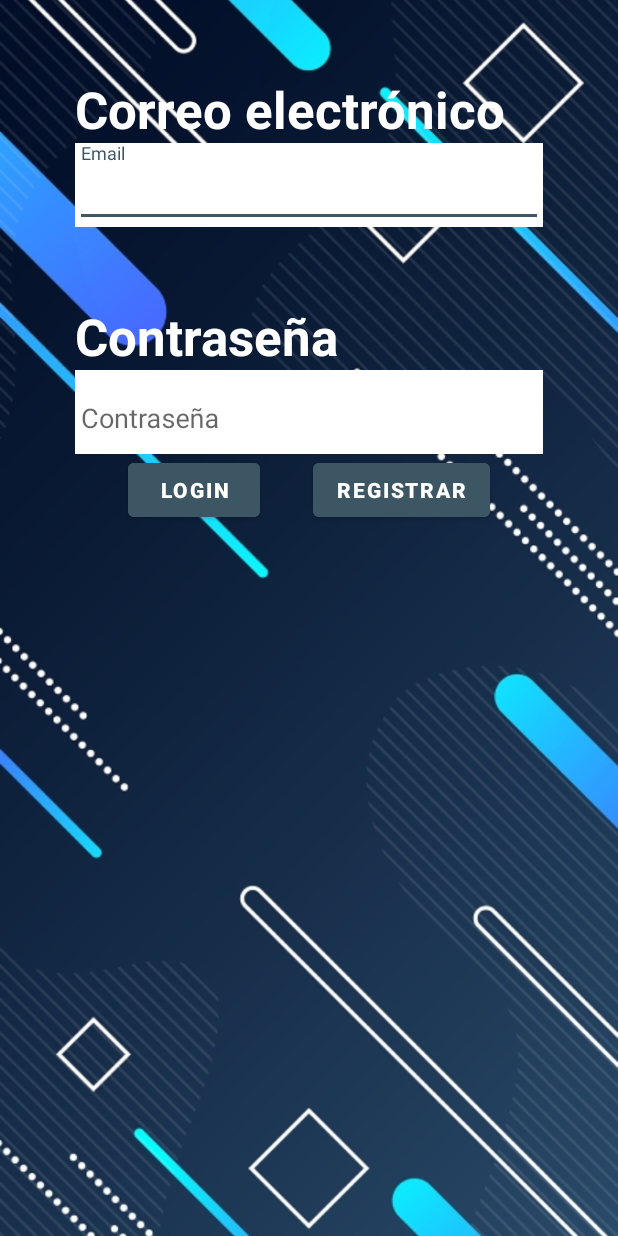
After one commit to sebastianaranda/MoviTop, an Android app: the layout fragment_login.xml on its own in the app's theme, with its tools: preview values and no code run, on a phone screen of 412 x 824 dp. The commit adds this screen. Run offline under Robolectric (Android 15) with nearby library versions, the phone set to English and light mode, and no system bars.

Commit message:
Creo fragment para login de usuarios

```diff
--- a/app/src/main/java/com/arandasebastian/movitop/model/MoviesService.java
+++ b/app/src/main/java/com/arandasebastian/movitop/model/MoviesService.java
@@ -7,12 +7,12 @@ import retrofit2.http.Query;
 public interface MoviesService {
 
     @GET("/3/movie/popular")
-    Call<MoviesContainer> getMoviesFromAPI(@Query("api_key") String api_key, @Query("page") Integer page);
+    Call<MoviesContainer> getMoviesFromAPI(@Query("api_key") String api_key,@Query("language") String language, @Query("page") Integer page);
 
     @GET("/3/search/movie")
-    Call<MoviesContainer> searchMoviesFromAPI(@Query("api_key") String api_key, @Query("query") String query, @Query("page") Integer page);
+    Call<MoviesContainer> searchMoviesFromAPI(@Query("api_key") String api_key,@Query("language") String language, @Query("query") String query, @Query("page") Integer page);
 
     @GET("/3/movie/top_rated")
-    Call<MoviesContainer> getTopRatedMovies(@Query("api_key") String api_key, @Query("page") Integer page);
+    Call<MoviesContainer> getTopRatedMovies(@Query("api_key") String api_key,@Query("language") String language, @Query("page") Integer page);
 
 }
--- a/app/src/main/java/com/arandasebastian/movitop/view/MainActivity.java
+++ b/app/src/main/java/com/arandasebastian/movitop/view/MainActivity.java
@@ -48,7 +48,7 @@ public class MainActivity extends AppCompatActivity implements MainFragmentsCont
         fragmentList = new ArrayList<>();
         fragmentList.add(new SubscribedMoviesFragment());
         fragmentList.add(new MainFragmentsContainer());
-        fragmentList.add(new SubscribedMoviesFragment());
+        fragmentList.add(new LoginFragment());
 
         viewPager = findViewById(R.id.main_activity_viewpager);
         ViewPagerAdapter viewPagerAdapter = new ViewPagerAdapter(getSupportFragmentManager(),fragmentList);
--- a/app/src/main/java/com/arandasebastian/movitop/view/SearchFragment.java
+++ b/app/src/main/java/com/arandasebastian/movitop/view/SearchFragment.java
@@ -31,6 +31,9 @@ public class SearchFragment extends Fragment implements SearchedMovieAdapter.Sea
     private MovieController movieController;
     private SubscribedMovie subscribedMovie;
     private FirestoreController firestoreController;
+
+    //TODO: BORRAR FORZADO DE LENGUAJE
+    private String language = "es-US";
 
     public SearchFragment() {
     }
@@ -83,7 +86,7 @@ public class SearchFragment extends Fragment implements SearchedMovieAdapter.Sea
     private void searchMovies(String query){
         isLoading = true;
         if (movieController.getCheckForMoreMovies()){
-            movieController.searchMoviesFromDAO(query, new ResultListener<List<Movie>>() {
+            movieController.searchMoviesFromDAO(language,query, new ResultListener<List<Movie>>() {
                 @Override
                 public void finish(List<Movie> result) {
                     if (result.size() != 0){
--- /dev/null
+++ b/app/src/main/res/layout/fragment_login.xml
@@ -0,0 +1,119 @@
+<?xml version="1.0" encoding="utf-8"?>
+<androidx.constraintlayout.widget.ConstraintLayout xmlns:android="http://schemas.android.com/apk/res/android"
+    xmlns:tools="http://schemas.android.com/tools"
+    android:layout_width="match_parent"
+    android:layout_height="match_parent"
+    xmlns:app="http://schemas.android.com/apk/res-auto"
+    tools:context=".view.LoginFragment">
+
+    <ImageView
+        android:layout_width="match_parent"
+        android:layout_height="match_parent"
+        android:src="@drawable/bg_login"
+        android:scaleType="centerCrop"/>
+
+    <TextView
+        android:id="@+id/fragment_login_txt_email"
+        android:layout_width="0dp"
+        android:layout_height="wrap_content"
+        app:layout_constraintTop_toTopOf="parent"
+        app:layout_constraintLeft_toLeftOf="parent"
+        app:layout_constraintRight_toRightOf="parent"
+        android:layout_marginTop="50dp"
+        android:layout_marginHorizontal="50dp"
+        android:text="Correo electrónico"
+        android:textColor="@color/white"
+        android:textSize="34sp"
+        android:textStyle="bold" />
+
+    <com.google.android.material.textfield.TextInputLayout
+        android:id="@+id/fragment_login_text_input_layout_email"
+        android:layout_width="0dp"
+        android:layout_height="wrap_content"
+        app:layout_constraintTop_toBottomOf="@id/fragment_login_txt_email"
+        app:layout_constraintLeft_toLeftOf="parent"
+        app:layout_constraintRight_toRightOf="parent"
+        android:layout_marginHorizontal="50dp"
+        android:background="@color/white">
+        <com.google.android.material.textfield.TextInputEditText
+            android:id="@+id/fragment_login_text_input_edit_text_email"
+            android:layout_width="match_parent"
+            android:layout_height="wrap_content"
+            android:hint="Email"
+            android:inputType="textEmailAddress"/>
+    </com.google.android.material.textfield.TextInputLayout>
+
+    <TextView
+        android:id="@+id/fragment_login_txt_password"
+        android:layout_width="0dp"
+        android:layout_height="wrap_content"
+        app:layout_constraintTop_toBottomOf="@id/fragment_login_text_input_layout_email"
+        app:layout_constraintLeft_toLeftOf="parent"
+        app:layout_constraintRight_toRightOf="parent"
+        android:layout_marginTop="50dp"
+        android:layout_marginHorizontal="50dp"
+        android:text="Contraseña"
+        android:textColor="@color/white"
+        android:textSize="34sp"
+        android:textStyle="bold" />
+
+    <com.google.android.material.textfield.TextInputLayout
+        android:id="@+id/fragment_login_text_input_layout_password"
+        android:layout_width="0dp"
+        android:layout_height="wrap_content"
+        app:layout_constraintTop_toBottomOf="@id/fragment_login_txt_password"
+        app:layout_constraintLeft_toLeftOf="parent"
+        app:layout_constraintRight_toRightOf="parent"
+        android:layout_marginHorizontal="50dp"
+        android:background="@color/white">
+        <com.google.android.material.textfield.TextInputEditText
+            android:id="@+id/fragment_login_text_input_edit_text_password"
+            android:layout_width="match_parent"
+            android:layout_height="wrap_content"
+            android:hint="Contraseña"
+            android:inputType="textEmailAddress" />
+    </com.google.android.material.textfield.TextInputLayout>
+
+
+
+    <com.google.android.material.button.MaterialButton
+        android:id="@+id/fragment_login_material_button_login"
+        style="@style/Widget.MaterialComponents.Button"
+        android:layout_width="wrap_content"
+        android:layout_height="wrap_content"
+        android:layout_alignParentStart="true"
+        android:elevation="2dp"
+        android:text="LOGIN"
+        android:textAllCaps="true"
+        android:textAppearance="@style/TextAppearance.MaterialComponents.Button"
+        android:textSize="14sp"
+        android:textStyle="bold"
+        app:cornerRadius="4dp"
+        android:backgroundTint="@color/colorAccent"
+        app:rippleColor="@color/black"
+        app:layout_constraintLeft_toLeftOf="@id/fragment_login_text_input_layout_password"
+        app:layout_constraintTop_toBottomOf="@id/fragment_login_text_input_layout_password"
+        app:layout_constraintRight_toLeftOf="@id/fragment_login_material_button_register"/>
+
+    <com.google.android.material.button.MaterialButton
+        android:id="@+id/fragment_login_material_button_register"
+        style="@style/Widget.MaterialComponents.Button"
+        android:layout_width="wrap_content"
+        android:layout_height="wrap_content"
+        android:layout_alignParentEnd="true"
+        android:elevation="2dp"
+        android:text="REGISTRAR"
+        android:textAllCaps="true"
+        android:textAppearance="@style/TextAppearance.MaterialComponents.Button"
+        android:textSize="14sp"
+        android:textStyle="bold"
+        app:cornerRadius="4dp"
+        android:backgroundTint="@color/colorAccent"
+        app:rippleColor="@color/black"
+        app:layout_constraintRight_toRightOf="@id/fragment_login_text_input_layout_password"
+        app:layout_constraintTop_toBottomOf="@id/fragment_login_text_input_layout_password"
+        app:layout_constraintLeft_toRightOf="@id/fragment_login_material_button_login"/>
+
+
+
+</androidx.constraintlayout.widget.ConstraintLayout>
--- a/app/src/main/res/menu/menu_bottom_bar.xml
+++ b/app/src/main/res/menu/menu_bottom_bar.xml
@@ -1,17 +1,17 @@
 <?xml version="1.0" encoding="utf-8"?>
 <menu xmlns:android="http://schemas.android.com/apk/res/android">
     <item
-        android:title="SUBSCRIBED"
+        android:title="@string/txt_menu_bottom_bar_subscribed"
         android:icon="@drawable/ic_favorite_border_24dp"
         android:id="@+id/item_subscribed_bottom"
         />
     <item
-        android:title="HOME"
+        android:title="@string/txt_menu_bottom_bar_home"
         android:icon="@drawable/ic_home_24dp"
         android:id="@+id/item_home_bottom"
         />
     <item
-        android:title="PROFILE"
+        android:title="@string/txt_menu_bottom_bar_profile"
         android:icon="@drawable/ic_person_outline_24dp"
         android:id="@+id/item_profile_bottom"
         />
```
Also changed, not shown: app/src/main/java/com/arandasebastian/movitop/controller/MovieController.java (+7 -6 lines), app/src/main/java/com/arandasebastian/movitop/model/MovieDAO.java (+6 -6 lines), app/src/main/java/com/arandasebastian/movitop/view/LoginFragment.java (added, +21 -0 lines), app/src/main/java/com/arandasebastian/movitop/view/MainFragmentsContainer.java (+5 -2 lines), app/src/main/res/layout/search_movie_row.xml (+5 -2 lines), app/src/main/res/values/strings.xml (+14 -9 lines), app/src/main/res/drawable/bg_login.jpg (added), 1 other file.
